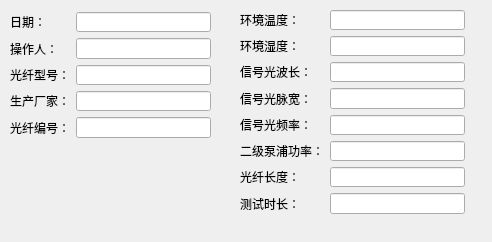
First picture: the form in UI/reportDialog.ui, repository lidingke/photodarkening, before the edit.
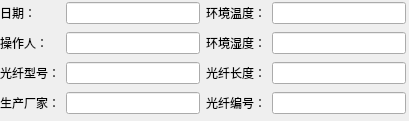
Second picture: the form after the edit.

```diff
--- a/UI/reportDialog.ui
+++ b/UI/reportDialog.ui
@@ -6,8 +6,8 @@
    <rect>
     <x>0</x>
     <y>0</y>
-    <width>492</width>
-    <height>242</height>
+    <width>409</width>
+    <height>121</height>
    </rect>
   </property>
   <property name="windowTitle">
@@ -16,22 +16,42 @@
   <widget class="QWidget" name="">
    <property name="geometry">
     <rect>
-     <x>10</x>
-     <y>12</y>
-     <width>201</width>
-     <height>126</height>
+     <x>0</x>
+     <y>0</y>
+     <width>406</width>
+     <height>118</height>
     </rect>
    </property>
-   <layout class="QFormLayout" name="formLayout">
-    <item row="0" column="0">
-     <widget class="QLabel" name="labelDate">
+   <layout class="QGridLayout" name="gridLayout">
+    <item row="3" column="1">
+     <widget class="QLineEdit" name="lineEditProducer"/>
+    </item>
+    <item row="3" column="2">
+     <widget class="QLabel" name="labelFiberNo">
       <property name="text">
-       <string>日期：</string>
+       <string>光纤编号：</string>
       </property>
      </widget>
     </item>
-    <item row="0" column="1">
-     <widget class="QLineEdit" name="lineEditDate"/>
+    <item row="2" column="3">
+     <widget class="QLineEdit" name="lineEditFiberlength"/>
+    </item>
+    <item row="2" column="2">
+     <widget class="QLabel" name="labelFiberlength">
+      <property name="text">
+       <string>光纤长度：</string>
+      </property>
+     </widget>
+    </item>
+    <item row="3" column="0">
+     <widget class="QLabel" name="labelProducer">
+      <property name="text">
+       <string>生产厂家：</string>
+      </property>
+     </widget>
+    </item>
+    <item row="3" column="3">
+     <widget class="QLineEdit" name="lineEditFiberNo"/>
     </item>
     <item row="1" column="0">
      <widget class="QLabel" name="labelWorker">
@@ -43,6 +63,22 @@
     <item row="1" column="1">
      <widget class="QLineEdit" name="lineEditWorker"/>
     </item>
+    <item row="1" column="2">
+     <widget class="QLabel" name="labelHumidity">
+      <property name="text">
+       <string>环境湿度：</string>
+      </property>
+     </widget>
+    </item>
+    <item row="0" column="1">
+     <widget class="QLineEdit" name="lineEditDate"/>
+    </item>
+    <item row="0" column="3">
+     <widget class="QLineEdit" name="lineEditTemperature"/>
+    </item>
+    <item row="1" column="3">
+     <widget class="QLineEdit" name="lineEditHumidity"/>
+    </item>
     <item row="2" column="0">
      <widget class="QLabel" name="labelFibertype">
       <property name="text">
@@ -53,118 +89,20 @@
     <item row="2" column="1">
      <widget class="QLineEdit" name="lineEditFibertype"/>
     </item>
-    <item row="3" column="0">
-     <widget class="QLabel" name="labelProducer">
-      <property name="text">
-       <string>生产厂家：</string>
-      </property>
-     </widget>
-    </item>
-    <item row="3" column="1">
-     <widget class="QLineEdit" name="lineEditProducer"/>
-    </item>
-    <item row="4" column="0">
-     <widget class="QLabel" name="labelFiberNo">
-      <property name="text">
-       <string>光纤编号：</string>
-      </property>
-     </widget>
-    </item>
-    <item row="4" column="1">
-     <widget class="QLineEdit" name="lineEditFiberNo"/>
-    </item>
-   </layout>
-  </widget>
-  <widget class="QWidget" name="">
-   <property name="geometry">
-    <rect>
-     <x>240</x>
-     <y>10</y>
-     <width>225</width>
-     <height>204</height>
-    </rect>
-   </property>
-   <layout class="QFormLayout" name="formLayout_2">
-    <item row="0" column="0">
+    <item row="0" column="2">
      <widget class="QLabel" name="labelTemperature">
       <property name="text">
        <string>环境温度：</string>
       </property>
      </widget>
     </item>
-    <item row="0" column="1">
-     <widget class="QLineEdit" name="lineEditTemperature"/>
-    </item>
-    <item row="1" column="0">
-     <widget class="QLabel" name="labelHumidity">
+    <item row="0" column="0">
+     <widget class="QLabel" name="labelDate">
       <property name="text">
-       <string>环境湿度：</string>
+       <string>日期：</string>
       </property>
      </widget>
     </item>
-    <item row="1" column="1">
-     <widget class="QLineEdit" name="lineEditHumidity"/>
-    </item>
-    <item row="2" column="0">
-     <widget class="QLabel" name="labelSignalwavelength">
-      <property name="text">
-       <string>信号光波长：</string>
-      </property>
-     </widget>
-    </item>
-    <item row="2" column="1">
-     <widget class="QLineEdit" name="lineEditSignalwavelength"/>
-    </item>
-    <item row="3" column="0">
-     <widget class="QLabel" name="labelSingalpulsewidth">
-      <property name="text">
-       <string>信号光脉宽：</string>
-      </property>
-     </widget>
-    </item>
-    <item row="3" column="1">
-     <widget class="QLineEdit" name="lineEditSignalpulsewidth"/>
-    </item>
-    <item row="4" column="0">
-     <widget class="QLabel" name="labelSingalfrequence">
-      <property name="text">
-       <string>信号光频率：</string>
-      </property>
-     </widget>
-    </item>
-    <item row="4" column="1">
-     <widget class="QLineEdit" name="lineEditFrequence"/>
-    </item>
-    <item row="5" column="0">
-     <widget class="QLabel" name="labelSecondpulsepower">
-      <property name="text">
-       <string>二级泵浦功率：</string>
-      </property>
-     </widget>
-    </item>
-    <item row="5" column="1">
-     <widget class="QLineEdit" name="lineEditSecondpulsepower"/>
-    </item>
-    <item row="6" column="0">
-     <widget class="QLabel" name="labelFiberlength">
-      <property name="text">
-       <string>光纤长度：</string>
-      </property>
-     </widget>
-    </item>
-    <item row="6" column="1">
-     <widget class="QLineEdit" name="lineEditFiberlength"/>
-    </item>
-    <item row="7" column="0">
-     <widget class="QLabel" name="labelTimelong">
-      <property name="text">
-       <string>测试时长：</string>
-      </property>
-     </widget>
-    </item>
-    <item row="7" column="1">
-     <widget class="QLineEdit" name="lineEditTimelong"/>
-    </item>
    </layout>
   </widget>
   <zorder>lineEditWorker</zorder>
```
Left out of the diff: 27 changed lines with no effect on the pictures.
